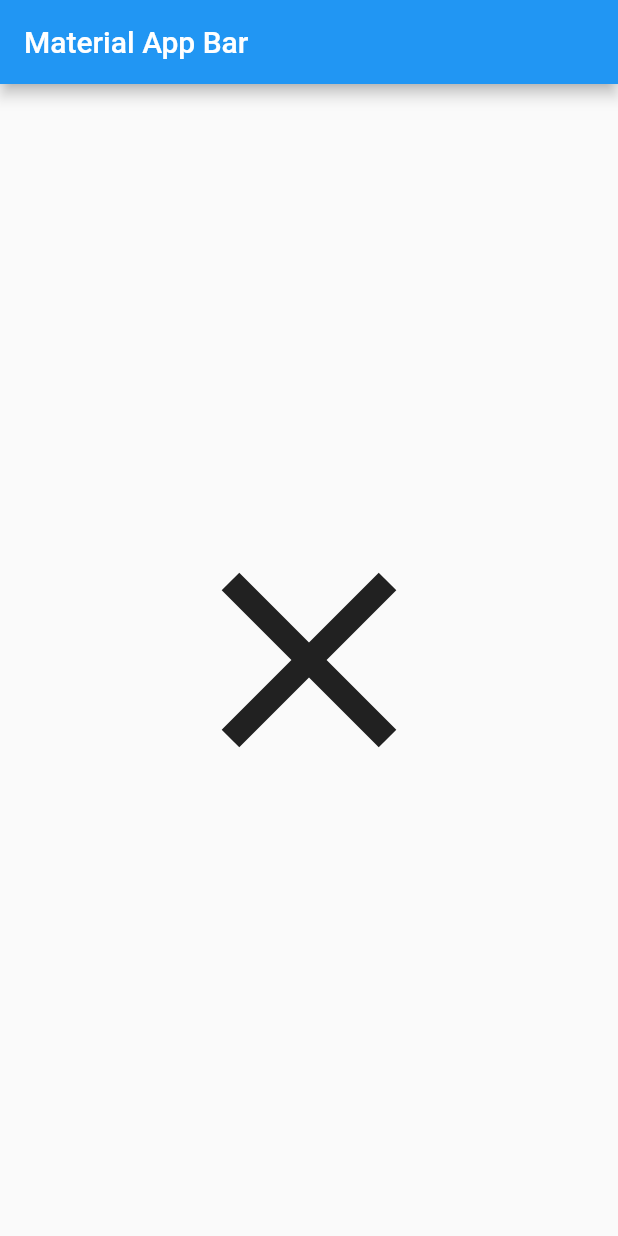
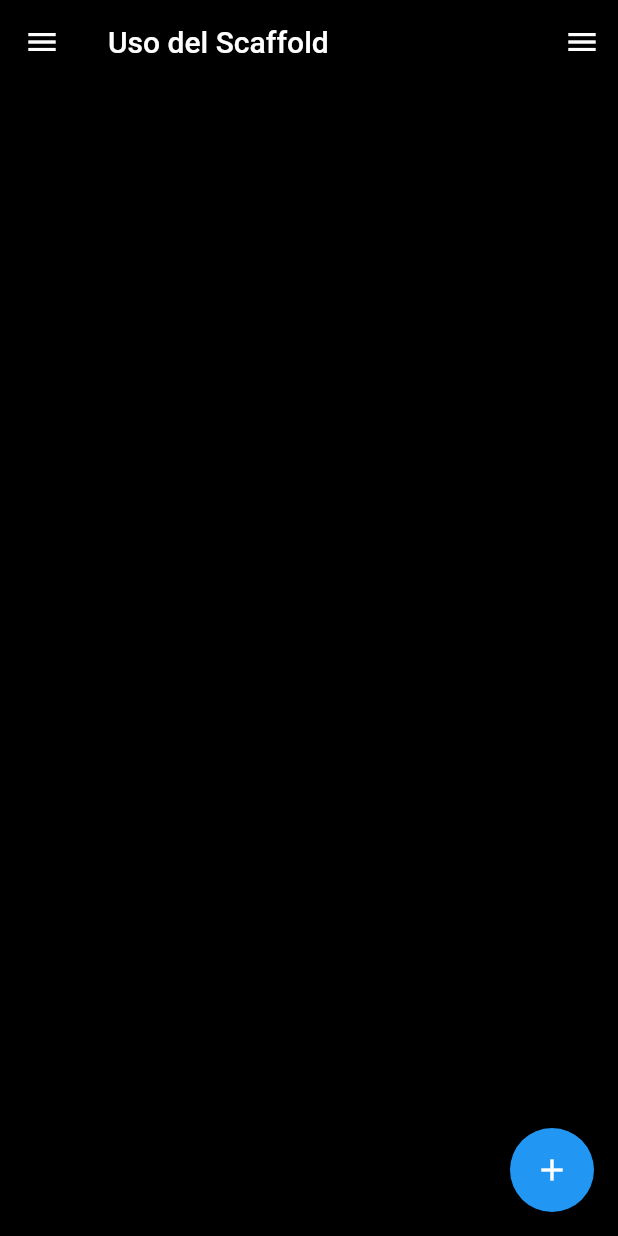
Before and after one commit to GaleanoJorge/my_app_flutter, a Flutter app: the screen it shows after launch, on a phone screen of 412 x 824 dp. Run offline on Flutter 3.47's test engine with Material 2 defaults, Android fonts, the phone set to English and light mode, and no system bars.

Commit message:
uso de Scaffold y AppBar

```diff
--- a/lib/main.dart
+++ b/lib/main.dart
@@ -9,17 +9,17 @@ class MyApp extends StatelessWidget {
       title: 'Material App',
       home: Scaffold(
         appBar: AppBar(
-          title: Text('Material App Bar'),
+          backgroundColor: Colors.transparent,
+          title: Text('Uso del Scaffold'),
         ),
-        body: Center(
-          child: IconButton(
-            icon: Icon(Icons.close),
-            onPressed: () {
-              print('q pasa');
-            },
-            iconSize: 200,
-          ),
+        body: Center(),
+        floatingActionButton: FloatingActionButton(
+          child: Icon(Icons.add),
+          onPressed: () {},
         ),
+        drawer: Drawer(),
+        endDrawer: Drawer(),
+        backgroundColor: Colors.black,
       ),
     );
   }
```
